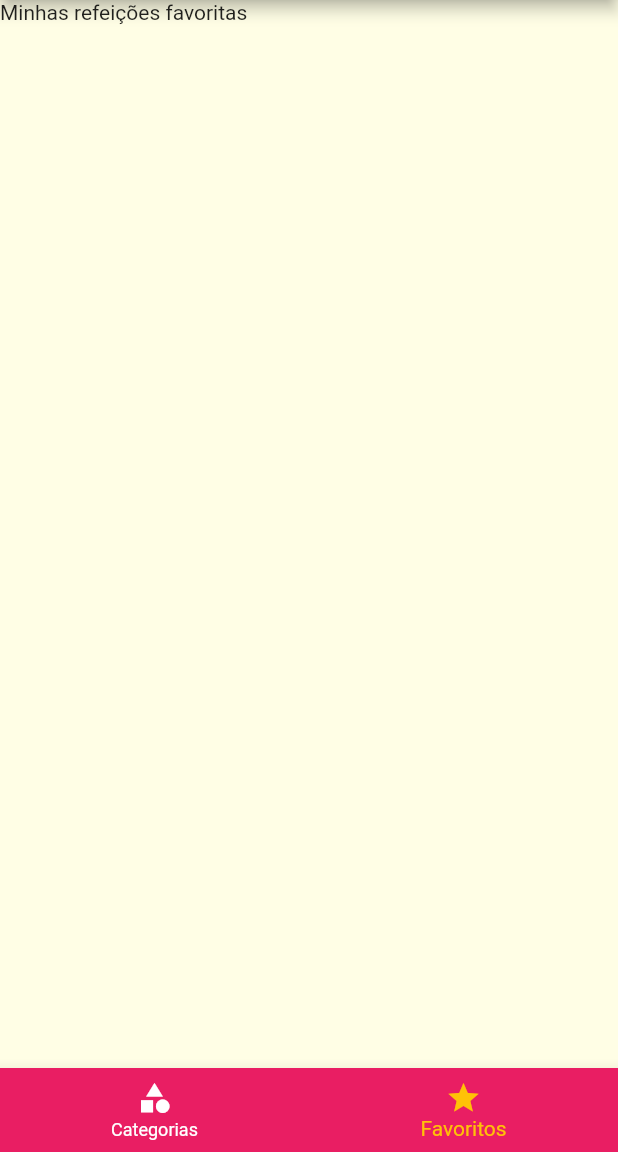
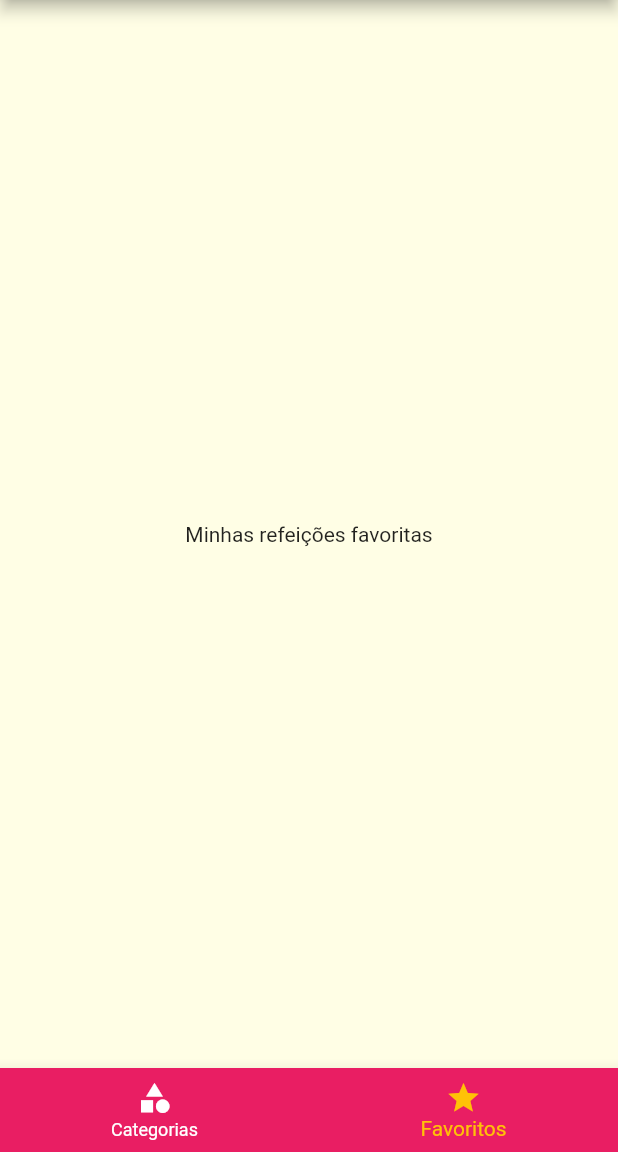
Before and after one commit to DeusdedithJhunior/App-Refeicoes-Receitas-Android-IOS, a Flutter app: the screen it shows after launch, item 2 of the bottom bar chosen, on a phone screen of 412 x 824 dp, the part 84-1236 px from its top. Run offline on Flutter 3.47's test engine with Material 2 defaults, Android fonts, the phone set to English and light mode, and no system bars.

Commit message:
list favorite meals

```diff
--- a/AppMeals/meals/lib/main.dart
+++ b/AppMeals/meals/lib/main.dart
@@ -23,6 +23,7 @@ class _MyAppState extends State<MyApp> {
   Settings settings = Settings();
 
   List<Meal> _availableMeals = dummyMeals;
+  List<Meal> _favoriteMeals = [];
 
   void _filterMeals(Settings settings) {
     setState(() {
@@ -38,6 +39,14 @@ class _MyAppState extends State<MyApp> {
             !filterVegetariana &&
             !filterVegana;
       }).toList();
+    });
+  }
+
+  void _toggleFavorite(Meal meal) {
+    setState(() {
+      _favoriteMeals.contains(meal)
+          ? _favoriteMeals.remove(meal)
+          : _favoriteMeals.add(meal);
     });
   }
 
@@ -58,10 +67,10 @@ class _MyAppState extends State<MyApp> {
             )),
       ),
       routes: {
-        AppRoutes.home: (ctx) => const TabsScreen(),
+        AppRoutes.home: (ctx) => TabsScreen(_favoriteMeals),
         AppRoutes.categoriesMeals: (ctx) =>
             CategoriesMealsScreen(_availableMeals),
-        AppRoutes.mealDetail: (ctx) => const MealDetailScreen(),
+        AppRoutes.mealDetail: (ctx) => MealDetailScreen(_toggleFavorite),
         AppRoutes.settings: (ctx) => SettingsScreen(settings, _filterMeals)
       },
     );
--- a/AppMeals/meals/lib/screens/favorite_screen.dart
+++ b/AppMeals/meals/lib/screens/favorite_screen.dart
@@ -1,11 +1,28 @@
 import 'package:flutter/material.dart';
+import 'package:meals/components/meal_item.dart';
+
+import '../models/meal.dart';
 
 // classe da tela das comidas favoritas
 class FavoriteScreen extends StatelessWidget {
-  const FavoriteScreen({Key? key}) : super(key: key);
+  // ignore: use_key_in_widget_constructors
+  const FavoriteScreen(this.favoriteMeals);
+
+  final List<Meal> favoriteMeals;
 
   @override
   Widget build(BuildContext context) {
-    return const Text('Minhas refeições favoritas');
+    if (favoriteMeals.isEmpty) {
+      return const Center(
+        child: Text('Minhas refeições favoritas'),
+      );
+    } else {
+      return ListView.builder(
+        itemCount: favoriteMeals.length,
+        itemBuilder: (ctx, index) {
+          return MealItem(favoriteMeals[index]);
+        },
+      );
+    }
   }
 }
--- a/AppMeals/meals/lib/screens/meal_detail_screen.dart
+++ b/AppMeals/meals/lib/screens/meal_detail_screen.dart
@@ -2,7 +2,10 @@ import 'package:flutter/material.dart';
 import 'package:meals/models/meal.dart';
 
 class MealDetailScreen extends StatelessWidget {
-  const MealDetailScreen({Key? key}) : super(key: key);
+  // ignore: use_key_in_widget_constructors
+  const MealDetailScreen(this.onToggleFavorite);
+
+  final Function(Meal) onToggleFavorite;
 
   // metodo (função) que vai pegar o titulo da seção
   Widget _createSectionTitle(BuildContext context, String title) {
@@ -89,7 +92,7 @@ class MealDetailScreen extends StatelessWidget {
       ),
       floatingActionButton: FloatingActionButton(
         onPressed: () {
-          Navigator.of(context).pop();
+          onToggleFavorite;
         },
         child: const Icon(Icons.star),
       ),
--- a/AppMeals/meals/lib/screens/tabs_screen.dart
+++ b/AppMeals/meals/lib/screens/tabs_screen.dart
@@ -1,11 +1,15 @@
 import 'package:flutter/material.dart';
 import 'package:meals/components/drawer_main.dart';
+import '../models/meal.dart';
 import 'categories_screen.dart';
 import 'favorite_screen.dart';
 
 // classe que irá controlar (tela de cat e fav) a transição entre as tabs
 class TabsScreen extends StatefulWidget {
-  const TabsScreen({Key? key}) : super(key: key);
+  // ignore: use_key_in_widget_constructors
+  const TabsScreen(this.favoriteMeals);
+
+  final List<Meal> favoriteMeals;
 
   @override
   State<TabsScreen> createState() => _TabsScreenState();
@@ -14,10 +18,22 @@ class TabsScreen extends StatefulWidget {
 class _TabsScreenState extends State<TabsScreen> {
   int _selectedScreenIndex = 0;
 
-  final List<Map<String, Object>> _screens = [
-    {'title': 'Lista de Categorias', 'screen': const CategoriesScreen()},
-    {'title': 'Meus Favoritos', 'screen': const FavoriteScreen()}
-  ];
+  late List<Map<String, Object>> _screens;
+
+  @override
+  void initState() {
+    super.initState();
+    _screens = [
+      {
+        'title': 'Lista de Categorias',
+        'screen': const CategoriesScreen(),
+      },
+      {
+        'title': 'Meus Favoritos',
+        'screen': FavoriteScreen(widget.favoriteMeals)
+      }
+    ];
+  }
 
   _selectScreen(int index) {
     setState(() {
```
